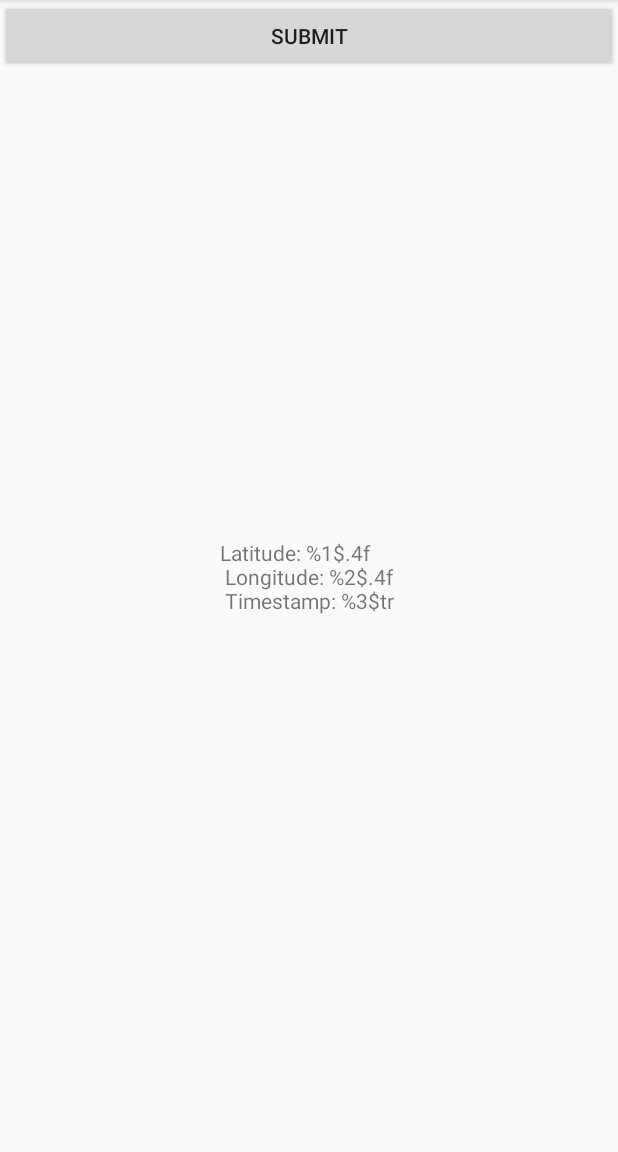
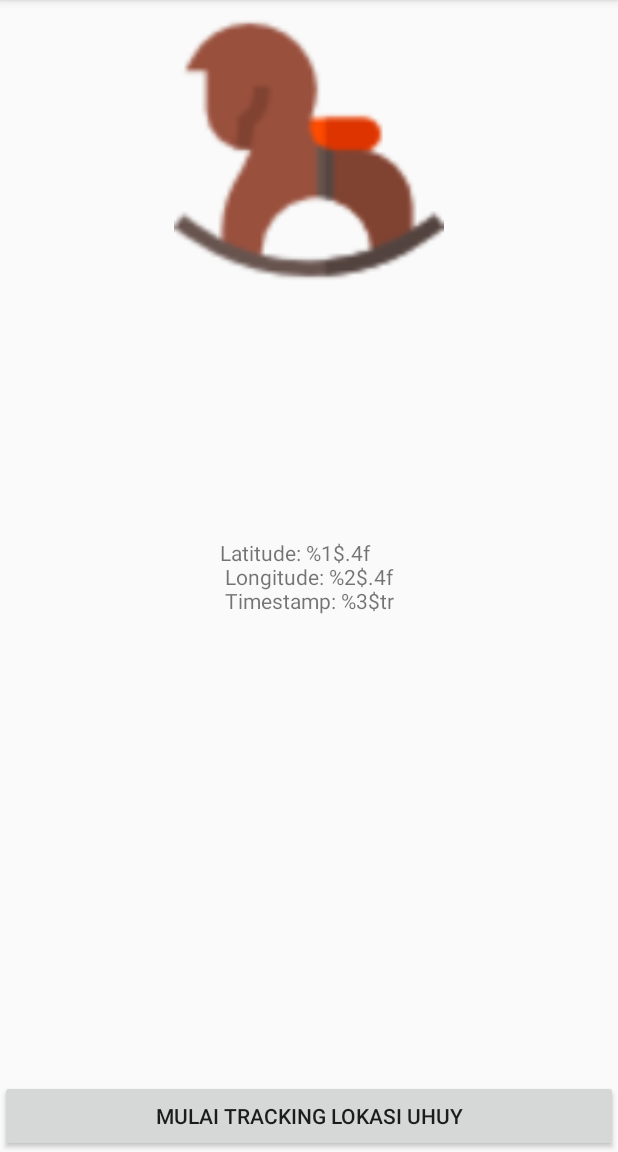
Before and after one commit to ffadilaputra/albus-android-location, an Android app: the screen it shows after launch (MainActivity), on a phone screen of 412 x 824 dp, the part 84-1236 px from its top. Run offline under Robolectric (Android 15) with nearby library versions, the phone set to English and light mode, and no system bars.

Commit message:
Dah kelar 😌

```diff
--- /dev/null
+++ b/app/src/main/res/animator/rotate.xml
@@ -0,0 +1,16 @@
+<?xml version="1.0" encoding="utf-8"?>
+<set xmlns:android="http://schemas.android.com/apk/res/android"
+    android:ordering="sequentially"
+    >
+
+    <objectAnimator
+        android:propertyName="rotation"
+        android:duration="500"
+        android:valueFrom="-10"
+        android:valueTo="10"
+        android:repeatCount="infinite"
+        android:repeatMode="reverse"
+        />
+
+
+</set>
--- a/app/src/main/res/layout/activity_main.xml
+++ b/app/src/main/res/layout/activity_main.xml
@@ -7,10 +7,15 @@
     tools:context=".MainActivity">
 
     <ImageView
-        android:layout_width="match_parent"
-        android:layout_height="wrap_content"
-
-        />
+        android:id="@+id/image_view"
+        android:layout_width="0dp"
+        android:layout_height="0dp"
+        android:layout_marginTop="10dp"
+        app:layout_constraintDimensionRatio="H,16:7"
+        app:layout_constraintTop_toTopOf="parent"
+        app:layout_constraintStart_toStartOf="parent"
+        app:layout_constraintEnd_toEndOf="parent"
+        android:src="@drawable/rocking_horse" />
 
     <TextView
         android:id="@+id/last_location"
@@ -26,8 +31,8 @@
         android:id="@+id/btn_submit"
         android:layout_width="match_parent"
         android:layout_height="wrap_content"
-        android:text="Submit"
-        tools:layout_editor_absoluteX="16dp"
-        tools:layout_editor_absoluteY="460dp" />
+        android:text="Mulai Tracking Lokasi Uhuy"
+        app:layout_constraintBottom_toBottomOf="parent"
+        />
 
 </android.support.constraint.ConstraintLayout>
--- a/app/src/main/res/values/strings.xml
+++ b/app/src/main/res/values/strings.xml
@@ -1,4 +1,5 @@
 <resources>
     <string name="app_name">modul-geolocation</string>
     <string name="location_text">"Latitude: %1$.4f \n Longitude: %2$.4f \n Timestamp: %3$tr"</string>
+    <string name="alamat_text">"Alamat: %1$s \n Timestamp:%2$tr"</string>
 </resources>
```
Also changed, not shown: app/src/main/java/geolocation/ffadilaputra/org/modul_geolocation/AddressAsycTask.java (added, +77 -0 lines), app/src/main/java/geolocation/ffadilaputra/org/modul_geolocation/MainActivity.java (+76 -14 lines), app/src/main/res/drawable-v24/rocking_horse.png (added).
